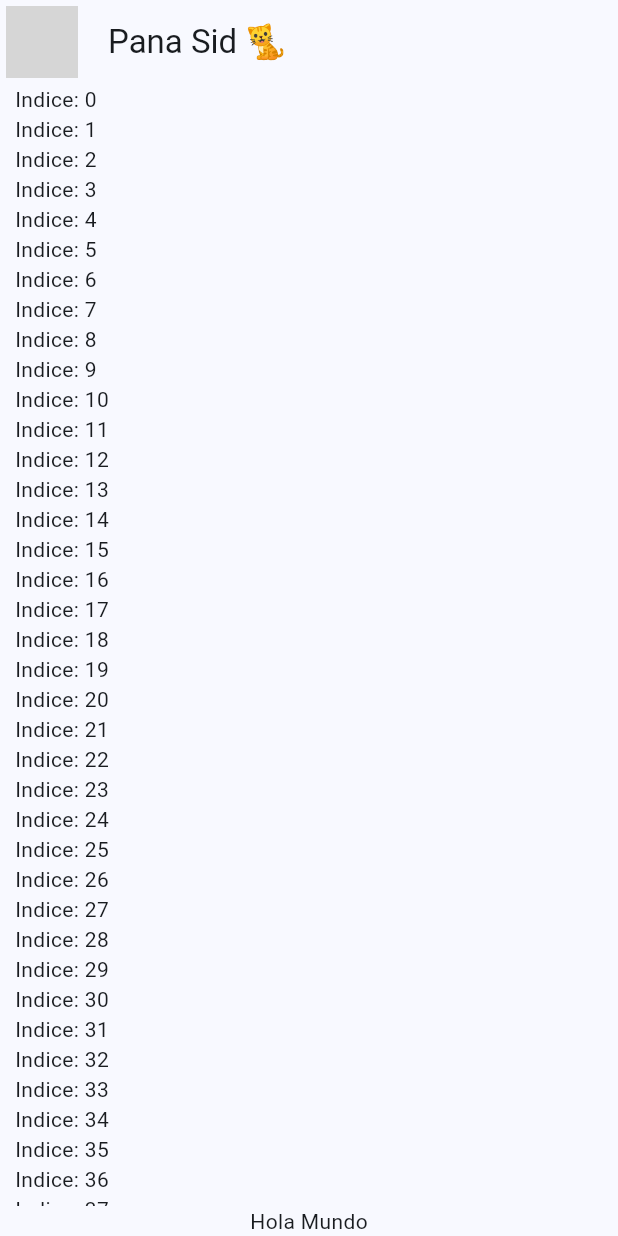
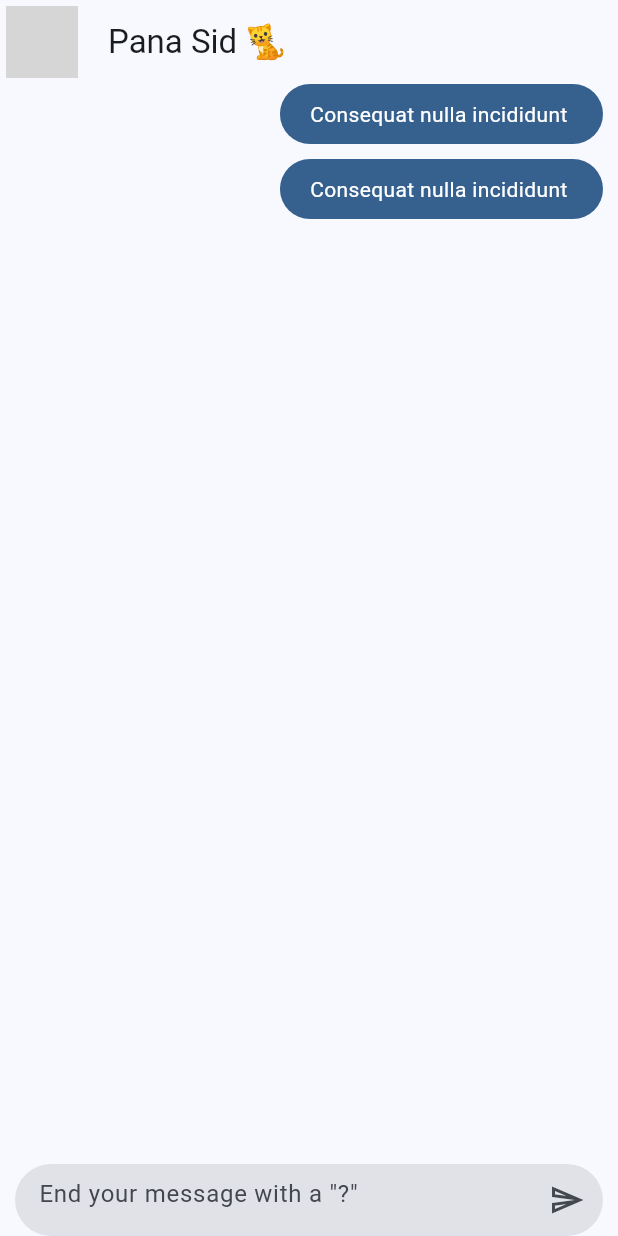
Before and after one commit to thiagarto/flutter_yes_no_app_practice, a Flutter app: the screen it shows after launch, on a phone screen of 412 x 824 dp. Run offline on Flutter 3.47's test engine with Material 3 defaults, Android fonts, the phone set to English and light mode, and no system bars; network calls fail; grey boxes are pictures that could not be loaded.

Commit message:
Agregué provider y configuré MultiProvider

```diff
--- /dev/null
+++ b/devtools_options.yaml
@@ -0,0 +1,3 @@
+description: This file stores settings for Dart & Flutter DevTools.
+documentation: https://docs.flutter.dev/tools/devtools/extensions#configure-extension-enablement-states
+extensions:
--- /dev/null
+++ b/lib/domain/entities/message.dart
@@ -0,0 +1,12 @@
+enum FromWho { me, hers }
+
+class Message {
+  final String text;
+  final String? imageUrl;
+  final FromWho fromWho;
+
+  Message({
+   required this.text,
+   this.imageUrl,
+   required this.fromWho});
+}
--- a/lib/main.dart
+++ b/lib/main.dart
@@ -1,6 +1,8 @@
 import 'package:flutter/material.dart';
+import 'package:provider/provider.dart';
 import 'package:yes_no_app/config/theme/app_theme.dart';
-import 'package:yes_no_app/presentation/chat/chat_screen.dart';
+import 'package:yes_no_app/presentation/providers/chat_provider.dart';
+import 'package:yes_no_app/presentation/screens/chat/chat_screen.dart';
 
 void main() => runApp(const MyApp());
 
@@ -9,11 +11,16 @@ class MyApp extends StatelessWidget {
 
   @override
   Widget build(BuildContext context) {
-    return MaterialApp(
-      title: 'Yes No App',
-      debugShowCheckedModeBanner: false,
-      theme: AppTheme(selectedColor: 1).theme(),
-      home: const ChatScreen(),
+    return MultiProvider(
+      providers: [
+        ChangeNotifierProvider(create: ( _ )=> ChatProvider() )
+      ],
+      child: MaterialApp(
+        title: 'Yes No App',
+        debugShowCheckedModeBanner: false,
+        theme: AppTheme(selectedColor: 1).theme(),
+        home: const ChatScreen(),
+      ),
     );
   }
 }
--- a/lib/presentation/chat/chat_screen.dart
+++ /dev/null
@@ -1,53 +0,0 @@
-import 'package:flutter/material.dart';
-//import 'package:flutter/widgets.dart';
-
-class ChatScreen extends StatelessWidget {
-  const ChatScreen({super.key});
-
-  @override
-  Widget build(BuildContext context) {
-    return Scaffold(
-      appBar: AppBar(
-        leading: const Padding(
-          // al leading lo envuelvo con un padding 'ctrl + .'
-          padding: EdgeInsets.all(4.0),
-          child: CircleAvatar(
-            backgroundImage: NetworkImage(
-                'https://s1.coincarp.com/logo/1/sid-ice-age.png?style=200&v=1689579155'),
-          ),
-        ),
-        title: const Text('Pana Sid 🐈'),
-        centerTitle: false,
-      ),
-      //bajo el scaffold ponemos un contenedor cuerpo
-      body: _ChatView(),
-    );
-  }
-}
-
-class _ChatView extends StatelessWidget {
-  @override
-  Widget build(BuildContext context) {
-    return SafeArea(
-      // left: false,
-      child: Padding(
-        padding: const EdgeInsets.symmetric(horizontal: 10),
-        child: Column(
-          children: [
-            Expanded(child: ListView.builder(
-              itemCount: 100,
-              itemBuilder: (context, index) {
-                return Text('Indice: $index');
-              },
-            )),
-            //  Container(//permite usar todo el espacio disponible que el padre le de
-            //   color: Colors.red,
-            // )),
-
-            const Text('Hola Mundo')
-          ],
-        ),
-      ),
-    );
-  }
-}
--- /dev/null
+++ b/lib/presentation/providers/chat_provider.dart
@@ -0,0 +1,15 @@
+import 'package:flutter/material.dart';
+import 'package:yes_no_app/domain/entities/message.dart';
+
+class ChatProvider extends ChangeNotifier {
+  List<Message> messageList = [
+    Message(text: 'Hola amor!', fromWho: FromWho.me),
+     Message(text: 'Ya regresaste del trabajo?', fromWho: FromWho.me),
+
+  ];
+
+  Future<void> sendMessage( String text ) async{
+    //TODO: implementar metodo
+
+  }
+}
--- /dev/null
+++ b/lib/presentation/screens/chat/chat_screen.dart
@@ -0,0 +1,73 @@
+import 'package:flutter/material.dart';
+import 'package:provider/provider.dart';
+import 'package:yes_no_app/domain/entities/message.dart';
+import 'package:yes_no_app/presentation/providers/chat_provider.dart';
+import 'package:yes_no_app/presentation/widgets/chat/her_message_bubble.dart';
+import 'package:yes_no_app/presentation/widgets/chat/my_message_bubble.dart';
+import 'package:yes_no_app/presentation/widgets/shared/message_field_box.dart';
+//import 'package:flutter/widgets.dart';
+
+class ChatScreen extends StatelessWidget {
+  const ChatScreen({super.key});
+
+  @override
+  Widget build(BuildContext context) {
+    return Scaffold(
+      appBar: AppBar(
+        leading: const Padding(
+          // al leading lo envuelvo con un padding 'ctrl + .'
+          padding: EdgeInsets.all(4.0),
+          child: CircleAvatar(
+            backgroundImage: NetworkImage(
+                'https://s1.coincarp.com/logo/1/sid-ice-age.png?style=200&v=1689579155'),
+          ),
+        ),
+        title: const Text('Pana Sid 🐈'),
+        centerTitle: false,
+      ),
+      //bajo el scaffold ponemos un contenedor cuerpo
+      body: _ChatView(),
+    );
+  }
+}
+
+class _ChatView extends StatelessWidget {
+  @override
+  Widget build(BuildContext context) {
+    //esto va a estar pensiente de lo que suceda en esa
+    //instancia de la clase
+    final chatProvider = context.watch<ChatProvider>();
+
+    return SafeArea(
+      // left: false,
+      child: Padding(
+        padding: const EdgeInsets.symmetric(horizontal: 10),
+        child: Column(
+          children: [
+            Expanded(
+                //permite usar todo el espacio disponible que el padre le de
+                child: ListView.builder(
+              itemCount: chatProvider.messageList.length,
+              itemBuilder: (context, index) {
+                final message = chatProvider.messageList[index];
+
+                return (message.fromWho == FromWho.hers)
+                    ? HerMessageBubble()
+                    : MyMessageBubble();
+                // return (index % 2 == 0) //si el indice del contenedor es par
+                //     ? const HerMessageBubble() //es par
+                //     : const MyMessageBubble(); //no es par
+              },
+            )),
+            //  Container(
+            //   color: Colors.red,
+            // )),
+
+            //caja de texto
+            const MessageFieldBox()
+          ],
+        ),
+      ),
+    );
+  }
+}
--- /dev/null
+++ b/lib/presentation/widgets/chat/my_message_bubble.dart
@@ -0,0 +1,32 @@
+import 'package:flutter/material.dart';
+
+class MyMessageBubble extends StatelessWidget {
+  const MyMessageBubble({super.key});
+
+  @override
+  Widget build(BuildContext context) {
+    final colors = Theme.of(context).colorScheme;
+
+    return Column(
+      crossAxisAlignment: CrossAxisAlignment.end, //ponerlo contra la derecha
+      children: [
+        Container(
+          decoration: BoxDecoration(
+              //estilos del contenedor
+              color: colors.primary,
+              borderRadius: BorderRadius.circular(20)),
+          child: const Padding(
+            padding:  EdgeInsets.symmetric(
+                horizontal: 20,
+                vertical: 10), //emvolvemos el texto en un padding
+            child: Text(
+              'Consequat nulla incididunt ',
+              style: TextStyle(color: Colors.white),
+            ),
+          ),
+        ),
+        const SizedBox(height: 10) //espacio entre mensajes
+      ],
+    );
+  }
+}
--- /dev/null
+++ b/lib/presentation/widgets/shared/message_field_box.dart
@@ -0,0 +1,51 @@
+import 'package:flutter/material.dart';
+
+class MessageFieldBox extends StatelessWidget {
+  const MessageFieldBox({super.key});
+//barra de mensajes
+  @override
+  Widget build(BuildContext context) {
+    // final colors = Theme.of(context).colorScheme;
+
+//para el input de texto
+    final textController = TextEditingController();
+    final focusNode = FocusNode();
+
+    final outlineInputBorder = UnderlineInputBorder(
+        borderSide: const BorderSide(color: Colors.transparent),
+        borderRadius: BorderRadius.circular(40));
+
+    final inputDecoration = InputDecoration(
+      hintText: 'End your message with a "?"',
+      enabledBorder: outlineInputBorder,
+      focusedBorder: outlineInputBorder,
+      // borderSide: BorderSide(color: colors.primary),
+      //borderRadius: BorderRadius.circular(20)),
+      //aca metimos estos atributos en la variable de arriba
+      //outlineInputBorder
+      filled: true,
+      suffixIcon: IconButton(
+        icon: const Icon(Icons.send_outlined),
+        onPressed: () {
+          final textValue = textController.value.text;
+          print('button:$textValue'); //se ve al apretar el boton
+          textController.clear(); //para que se borre la caja de texto
+        },
+      ),
+    );
+
+    return TextFormField(
+      onTapOutside: (event) {
+        focusNode.unfocus();//para sacarle el foco al teclado
+      },
+      focusNode: focusNode,
+      controller: textController,
+      decoration: inputDecoration,
+      onFieldSubmitted: (value) {
+        print('Subnit value $value');
+        textController.clear(); //para que se borre la caja de texto
+        focusNode.requestFocus(); // para mantener el teclado en la pantalla
+      },
+    );
+  }
+}
--- a/pubspec.yaml
+++ b/pubspec.yaml
@@ -35,6 +35,7 @@ dependencies:
   # The following adds the Cupertino Icons font to your application.
   # Use with the CupertinoIcons class for iOS style icons.
   cupertino_icons: ^1.0.6
+  provider: ^6.1.4
 
 dev_dependencies:
   flutter_test:
```
Also changed, not shown: lib/presentation/screens/chat/chat/her_message_bubble.dart (added, +63 -0 lines), lib/presentation/widgets/chat/her_message_bubble.dart (added, +63 -0 lines), pubspec.lock.
